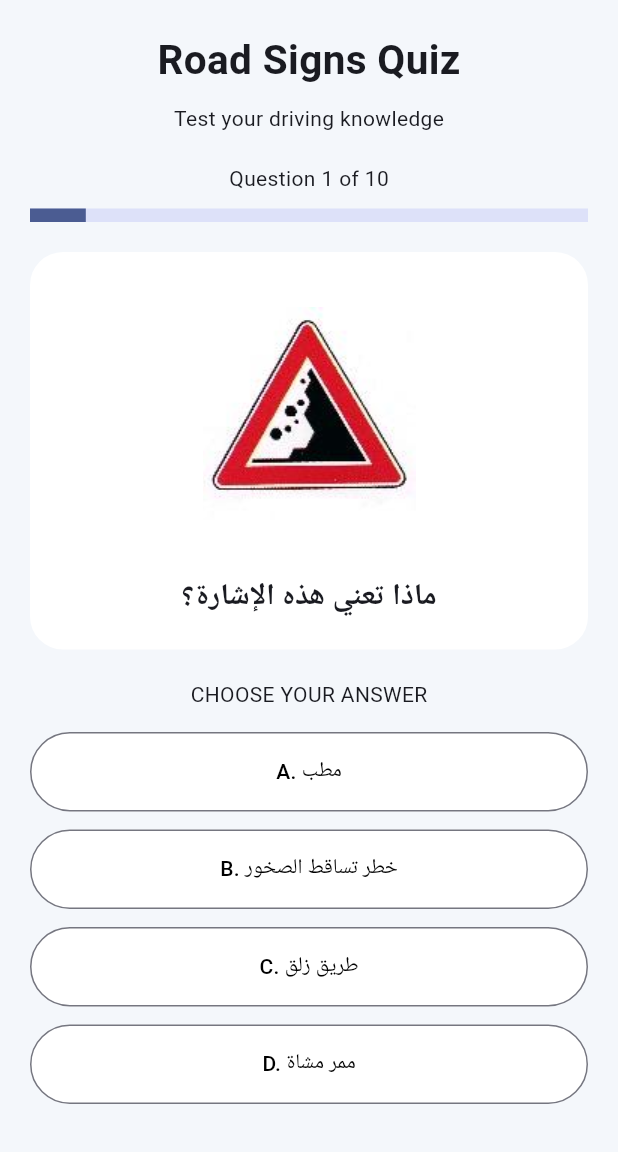
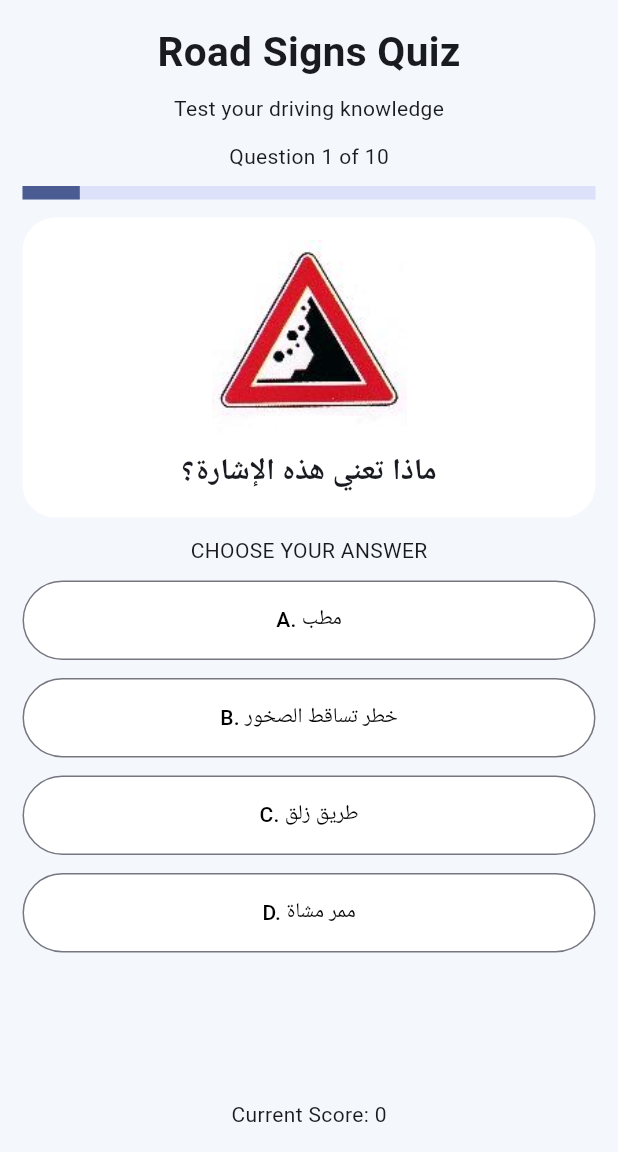
Before and after one commit to majdmouhamma1-rgb/driving-school_app, a Flutter app: the screen it shows after launch, after a tap on "Start Practicing", on a phone screen of 412 x 824 dp, the part 84-1236 px from its top. Run offline on Flutter 3.47's test engine with Material 3 defaults, Android fonts, the phone set to English and light mode, and no system bars; our stand-ins replace material_ui.

Commit message:
Improve quiz layout and next question button

```diff
--- a/lib/screens/quiz_screen.dart
+++ b/lib/screens/quiz_screen.dart
@@ -62,8 +62,12 @@ class _QuizScreenState extends State<QuizScreen> {
     final answers = question['answers'];
     final correctAnswer = question['correct'];
 
-    return SingleChildScrollView(
-      padding: const EdgeInsets.all(20),
+    return SafeArea(
+      child: Column(
+        children: [
+          Expanded(
+            child: SingleChildScrollView(
+              padding: const EdgeInsets.all(15),
               child: Column(
                 children: [
                   const Text(
@@ -74,11 +78,11 @@ class _QuizScreenState extends State<QuizScreen> {
                     ),
                   ),
 
-          const SizedBox(height: 10),
+                  const SizedBox(height: 8),
 
                   const Text('Test your driving knowledge'),
 
-          const SizedBox(height: 20),
+                  const SizedBox(height: 12),
 
                   Text('Question ${questionIndex + 1} of 10'),
 
@@ -89,11 +93,11 @@ class _QuizScreenState extends State<QuizScreen> {
                     minHeight: 9,
                   ),
 
-          const SizedBox(height: 20),
+                  const SizedBox(height: 12),
 
                   Container(
                     width: double.infinity,
-            padding: const EdgeInsets.all(20),
+                    padding: const EdgeInsets.all(15),
                     decoration: BoxDecoration(
                       color: Colors.white,
                       borderRadius: BorderRadius.circular(22),
@@ -102,10 +106,10 @@ class _QuizScreenState extends State<QuizScreen> {
                       children: [
                         Image.asset(
                           'assets/images/signs/${question['image']}',
-                  height: 175,
+                          height: 130,
                         ),
 
-                const SizedBox(height: 20),
+                        const SizedBox(height: 10),
 
                         Text(
                           question['question'],
@@ -119,11 +123,11 @@ class _QuizScreenState extends State<QuizScreen> {
                     ),
                   ),
 
-          const SizedBox(height: 20),
+                  const SizedBox(height: 12),
 
                   const Text('CHOOSE YOUR ANSWER'),
 
-          const SizedBox(height: 15),
+                  const SizedBox(height: 10),
 
                   for (int i = 0; i < answers.length; i++)
                     AnswerButton(
@@ -148,9 +152,15 @@ class _QuizScreenState extends State<QuizScreen> {
                       'Incorrect! Correct answer: $correctAnswer',
                       style: const TextStyle(color: Colors.red),
                     ),
+                ],
+              ),
+            ),
+          ),
 
-          const SizedBox(height: 20),
-
+          Padding(
+            padding: const EdgeInsets.all(15),
+            child: Column(
+              children: [
                 if (answered)
                   ElevatedButton(
                     onPressed: nextQuestion,
@@ -161,9 +171,12 @@ class _QuizScreenState extends State<QuizScreen> {
                     ),
                   ),
 
-          const SizedBox(height: 20),
+                const SizedBox(height: 10),
 
                 Text('Current Score: $score'),
+              ],
+            ),
+          ),
         ],
       ),
     );
```
Lines whose indentation alone changed are shown as unchanged.
